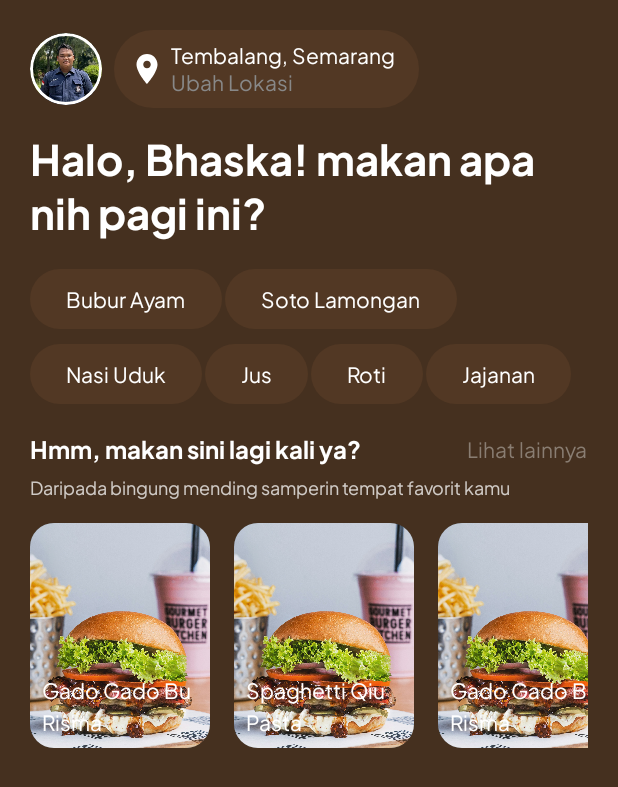
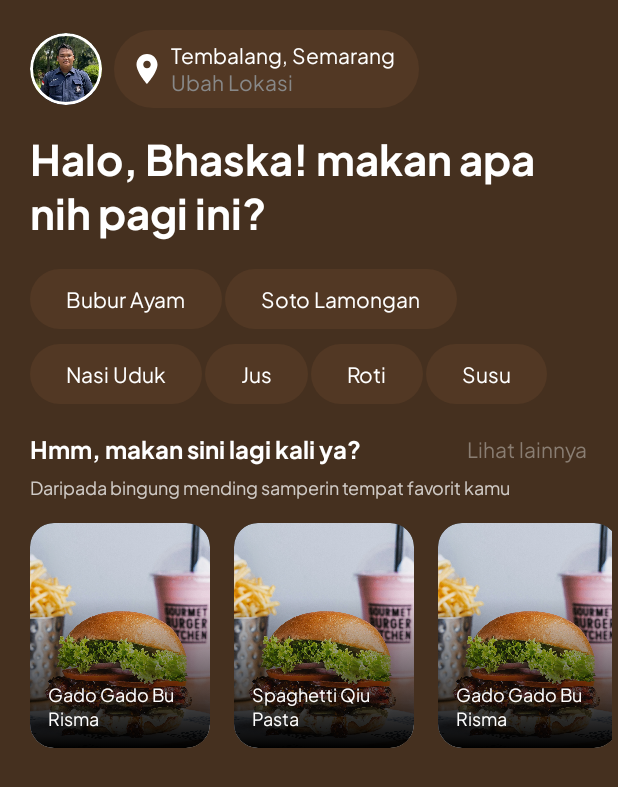
Before and after one commit to PlattenEcho/snapeat, an Android app built with Jetpack Compose: the @Preview function HomeScreenPreview, on a phone screen of 412 x 824 dp. Shown: the top 787 px of the screen. Run offline under Robolectric (Android 15) with nearby library versions, the phone set to English and light mode, and no system bars.

Commit message:
Fix Home Screen

```diff
--- a/app/src/main/java/com/bangkit/snapeat/presentation/home/HomeScreen.kt
+++ b/app/src/main/java/com/bangkit/snapeat/presentation/home/HomeScreen.kt
@@ -4,19 +4,24 @@ import androidx.compose.foundation.BorderStroke
 import androidx.compose.foundation.Image
 import androidx.compose.foundation.background
 import androidx.compose.foundation.border
+import androidx.compose.foundation.horizontalScroll
 import androidx.compose.foundation.layout.Arrangement
 import androidx.compose.foundation.layout.Box
 import androidx.compose.foundation.layout.Column
 import androidx.compose.foundation.layout.ExperimentalLayoutApi
 import androidx.compose.foundation.layout.FlowRow
+import androidx.compose.foundation.layout.PaddingValues
 import androidx.compose.foundation.layout.Row
 import androidx.compose.foundation.layout.Spacer
 import androidx.compose.foundation.layout.fillMaxSize
 import androidx.compose.foundation.layout.fillMaxWidth
+import androidx.compose.foundation.layout.height
 import androidx.compose.foundation.layout.padding
 import androidx.compose.foundation.layout.size
+import androidx.compose.foundation.layout.wrapContentWidth
 import androidx.compose.foundation.lazy.LazyRow
 import androidx.compose.foundation.lazy.items
+import androidx.compose.foundation.rememberScrollState
 import androidx.compose.foundation.shape.CircleShape
 import androidx.compose.foundation.shape.RoundedCornerShape
 import androidx.compose.material.icons.Icons
@@ -32,9 +37,15 @@ import androidx.compose.runtime.Composable
 import androidx.compose.ui.Alignment
 import androidx.compose.ui.Modifier
 import androidx.compose.ui.draw.clip
+import androidx.compose.ui.draw.clipToBounds
+import androidx.compose.ui.draw.drawWithCache
 import androidx.compose.ui.draw.shadow
+import androidx.compose.ui.graphics.BlendMode
+import androidx.compose.ui.graphics.Brush
 import androidx.compose.ui.graphics.Color
+import androidx.compose.ui.graphics.LinearGradient
 import androidx.compose.ui.layout.ContentScale
+import androidx.compose.ui.layout.layout
 import androidx.compose.ui.res.colorResource
 import androidx.compose.ui.res.painterResource
 import androidx.compose.ui.tooling.preview.Preview
@@ -123,7 +134,7 @@ fun  HomeScreen() {
             verticalArrangement = Arrangement.spacedBy(2.dp),
             horizontalArrangement = Arrangement.spacedBy(2.dp),
             ) {
-            listOf("Bubur Ayam", "Soto Lamongan", "Nasi Uduk", "Jus", "Roti", "Jajanan").forEach { item ->
+            listOf("Bubur Ayam", "Soto Lamongan", "Nasi Uduk", "Jus", "Roti", "Susu").forEach { item ->
                 Button(
                     onClick = { /* TODO */ },
                     colors = ButtonDefaults.buttonColors(containerColor = Brown2)
@@ -169,9 +180,22 @@ fun  HomeScreen() {
 
         gapH16
 
+        Box(
+            modifier = Modifier
+                .fillMaxWidth()
+                .layout(){ measurable, constraints ->
+                    val placeable = measurable.measure(constraints.copy(
+                        maxWidth = constraints.maxWidth + 16.dp.roundToPx(), //add the end padding 16.dp
+                    ))
+                    layout(placeable.width, placeable.height) {
+                        placeable.place(8.dp.roundToPx(), 0)
+                    }
+                }
+        ) {
             LazyRow(
-            modifier = Modifier.fillMaxWidth(),
                 horizontalArrangement = Arrangement.spacedBy(16.dp),
+                contentPadding = PaddingValues(end=16.dp),
+                modifier = Modifier.clipToBounds() // Clip content within padding
             ) {
                 items(listOf(
                     "Gado Gado Bu Risma",
@@ -190,17 +214,34 @@ fun  HomeScreen() {
                         Image(
                             painter = painterResource(id = R.drawable.onboarding2),
                             contentDescription = null,
-                        modifier = Modifier.fillMaxSize(),
-                        contentScale = ContentScale.Crop
+                            contentScale = ContentScale.Crop,
+                            modifier = Modifier
+                                .wrapContentWidth()
+                                .clip(RoundedCornerShape(16.dp))
+                                .drawWithCache {
+                                    val gradient = Brush.verticalGradient(
+                                        colors = listOf(Color.Black, Color.Transparent),
+                                        startY = 150.dp.toPx(),
+                                        endY = (150.dp.toPx()) / 3
+                                    )
+                                    onDrawWithContent {
+                                        drawContent()
+                                        drawRect(gradient, blendMode = BlendMode.Multiply)
+                                    }
+                                }
                         )
                         Text(
                             text = place,
                             color = Color.White,
-                        style = MaterialTheme.typography.bodySmall,
+                            style = MaterialTheme.typography.bodySmall.copy(
+                                lineHeight = 16.sp,
+                                fontSize = 12.sp
+                            ),
                             modifier = Modifier
                                 .align(Alignment.BottomStart)
-                            .padding(8.dp)
+                                .padding(start = 12.dp, end = 12.dp, bottom = 12.dp)
                         )
+                    }
                 }
             }
         }
```
Lines whose indentation alone changed are shown as unchanged.
